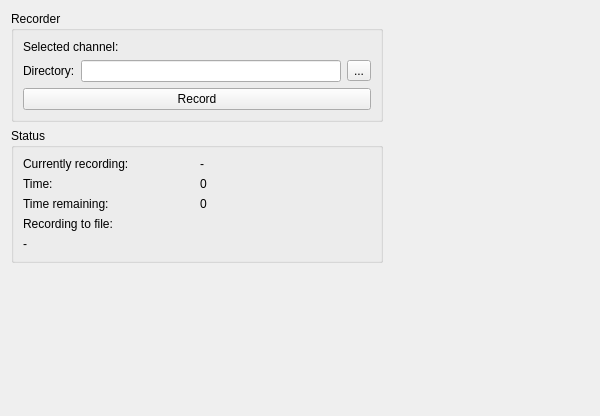
ntadej/tano, file src/ui/Recorder.ui: the form before one commit.
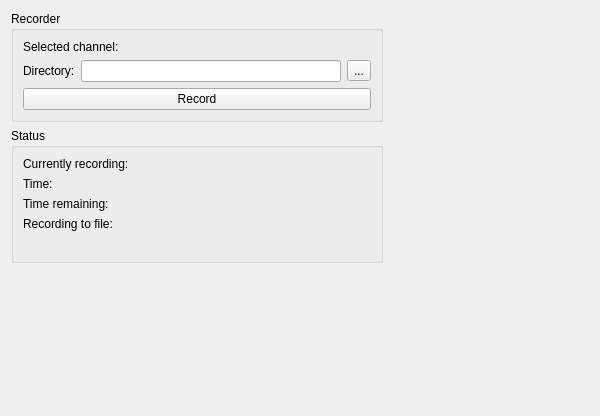
The form after the commit. Icons and pictures are not drawn. Custom widgets are drawn as their Qt base class.

Commit message: Copyright header in newly edited files, Recorder supporting plugins, FripPlugin updates

The edit to the form file:
```diff
--- a/src/ui/Recorder.ui
+++ b/src/ui/Recorder.ui
@@ -101,7 +101,7 @@
         <item row="4" column="0" colspan="2">
          <widget class="QLabel" name="valueFile">
           <property name="text">
-           <string>-</string>
+           <string/>
           </property>
          </widget>
         </item>
@@ -115,7 +115,7 @@
         <item row="0" column="1">
          <widget class="QLabel" name="valueCurrent">
           <property name="text">
-           <string>-</string>
+           <string/>
           </property>
          </widget>
         </item>
@@ -129,7 +129,7 @@
         <item row="1" column="1">
          <widget class="QLabel" name="valueTime">
           <property name="text">
-           <string>0</string>
+           <string/>
           </property>
          </widget>
         </item>
@@ -143,7 +143,7 @@
         <item row="2" column="1">
          <widget class="QLabel" name="valueRemaining">
           <property name="text">
-           <string>0</string>
+           <string/>
           </property>
          </widget>
         </item>
```
The commit also changes 24 other files.
